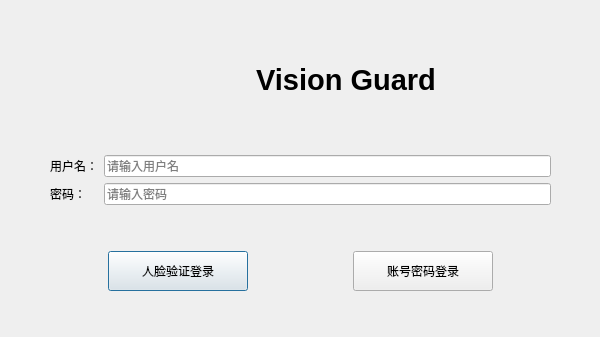
Above: ui/login_account.ui from hza2002/VisionGuard before the change. Below: the same form after it.
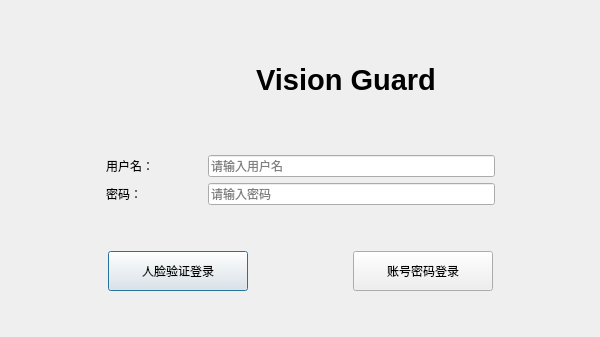
That is the form after the change.

The edit to the form file:
```diff
--- a/ui/login_account.ui
+++ b/ui/login_account.ui
@@ -102,7 +102,7 @@
      </layout>
     </item>
     <item>
-     <layout class="QHBoxLayout" name="horizontalLayout" stretch="0,0,4,0">
+     <layout class="QHBoxLayout" name="horizontalLayout" stretch="1,1,3,1">
       <item>
        <spacer name="horizontalSpacer_6">
         <property name="orientation">
```
